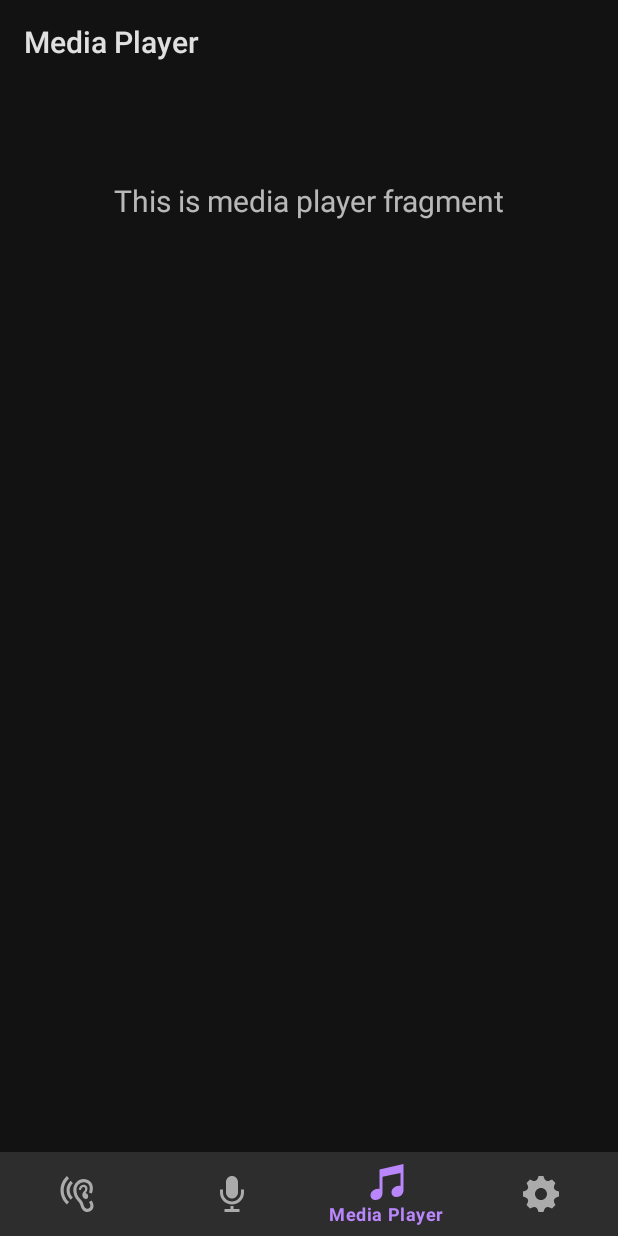
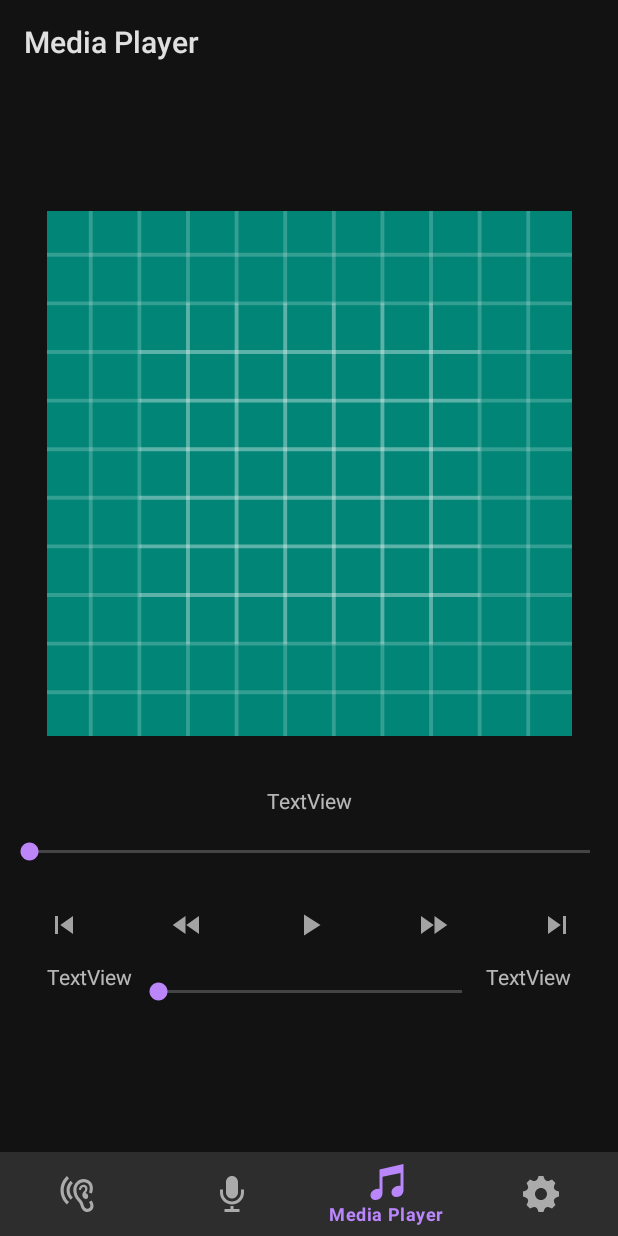
Before and after one commit to ECE493-Group5/adjustable-audio, an Android app: the screen it shows after launch (MainActivity), on a phone screen of 412 x 824 dp. Run offline under Robolectric (Android 15) with nearby library versions, the phone set to English and light mode, and no system bars; our stand-ins replace navigation-ui.

Commit message:
UI development for media player

```diff
--- a/app/src/main/java/com/ece493/group5/adjustableaudio/ui/media_player/MediaPlayerFragment.java
+++ b/app/src/main/java/com/ece493/group5/adjustableaudio/ui/media_player/MediaPlayerFragment.java
@@ -23,13 +23,13 @@ public class MediaPlayerFragment extends Fragment {
         mediaPlayerViewModel =
                 ViewModelProviders.of(this).get(MediaPlayerViewModel.class);
         View root = inflater.inflate(R.layout.fragment_media_player, container, false);
-        final TextView textView = root.findViewById(R.id.text_media_player);
-        mediaPlayerViewModel.getText().observe(this, new Observer<String>() {
-            @Override
-            public void onChanged(@Nullable String s) {
-                textView.setText(s);
-            }
-        });
+//        final TextView textView = root.findViewById(R.id.text_media_player);
+//        mediaPlayerViewModel.getText().observe(this, new Observer<String>() {
+//            @Override
+//            public void onChanged(@Nullable String s) {
+//                textView.setText(s);
+//            }
+//        });
         return root;
     }
 }
--- a/app/src/main/java/com/ece493/group5/adjustableaudio/ui/media_player/MediaPlayerViewModel.java
+++ b/app/src/main/java/com/ece493/group5/adjustableaudio/ui/media_player/MediaPlayerViewModel.java
@@ -10,7 +10,7 @@ public class MediaPlayerViewModel extends ViewModel {
 
     public MediaPlayerViewModel() {
         mText = new MutableLiveData<>();
-        mText.setValue("This is media player fragment");
+        mText.setValue("Media Player");
     }
 
     public LiveData<String> getText() {
--- /dev/null
+++ b/app/src/main/res/drawable/ic_fast_forward_grey_24dp.xml
@@ -0,0 +1,5 @@
+<vector android:height="24dp" android:tint="#A3A3A3"
+    android:viewportHeight="24.0" android:viewportWidth="24.0"
+    android:width="24dp" xmlns:android="http://schemas.android.com/apk/res/android">
+    <path android:fillColor="#FF000000" android:pathData="M4,18l8.5,-6L4,6v12zM13,6v12l8.5,-6L13,6z"/>
+</vector>
--- /dev/null
+++ b/app/src/main/res/drawable/ic_fast_rewind_grey_24dp.xml
@@ -0,0 +1,5 @@
+<vector android:height="24dp" android:tint="#A3A3A3"
+    android:viewportHeight="24.0" android:viewportWidth="24.0"
+    android:width="24dp" xmlns:android="http://schemas.android.com/apk/res/android">
+    <path android:fillColor="#FF000000" android:pathData="M11,18L11,6l-8.5,6 8.5,6zM11.5,12l8.5,6L20,6l-8.5,6z"/>
+</vector>
--- /dev/null
+++ b/app/src/main/res/drawable/ic_play_arrow_grey_24dp.xml
@@ -0,0 +1,5 @@
+<vector android:height="24dp" android:tint="#A3A3A3"
+    android:viewportHeight="24.0" android:viewportWidth="24.0"
+    android:width="24dp" xmlns:android="http://schemas.android.com/apk/res/android">
+    <path android:fillColor="#FF000000" android:pathData="M8,5v14l11,-7z"/>
+</vector>
--- /dev/null
+++ b/app/src/main/res/drawable/ic_skip_next_grey_24dp.xml
@@ -0,0 +1,5 @@
+<vector android:height="24dp" android:tint="#A3A3A3"
+    android:viewportHeight="24.0" android:viewportWidth="24.0"
+    android:width="24dp" xmlns:android="http://schemas.android.com/apk/res/android">
+    <path android:fillColor="#FF000000" android:pathData="M6,18l8.5,-6L6,6v12zM16,6v12h2V6h-2z"/>
+</vector>
--- /dev/null
+++ b/app/src/main/res/drawable/ic_skip_previous_grey_24dp.xml
@@ -0,0 +1,5 @@
+<vector android:height="24dp" android:tint="#A3A3A3"
+    android:viewportHeight="24.0" android:viewportWidth="24.0"
+    android:width="24dp" xmlns:android="http://schemas.android.com/apk/res/android">
+    <path android:fillColor="#FF000000" android:pathData="M6,6h2v12L6,18zM9.5,12l8.5,6L18,6z"/>
+</vector>
--- a/app/src/main/res/layout/activity_main.xml
+++ b/app/src/main/res/layout/activity_main.xml
@@ -1,6 +1,7 @@
 <?xml version="1.0" encoding="utf-8"?>
 <androidx.constraintlayout.widget.ConstraintLayout xmlns:android="http://schemas.android.com/apk/res/android"
     xmlns:app="http://schemas.android.com/apk/res-auto"
+    xmlns:tools="http://schemas.android.com/tools"
     android:id="@+id/container"
     android:layout_width="match_parent"
     android:layout_height="match_parent"
@@ -21,12 +22,14 @@
     <fragment
         android:id="@+id/nav_host_fragment"
         android:name="androidx.navigation.fragment.NavHostFragment"
-        android:layout_width="match_parent"
-        android:layout_height="match_parent"
+        android:layout_width="406dp"
+        android:layout_height="635dp"
         app:defaultNavHost="true"
         app:layout_constraintBottom_toTopOf="@id/nav_view"
+        app:layout_constraintEnd_toEndOf="parent"
         app:layout_constraintLeft_toLeftOf="parent"
         app:layout_constraintRight_toRightOf="parent"
+        app:layout_constraintStart_toStartOf="parent"
         app:layout_constraintTop_toTopOf="parent"
         app:navGraph="@navigation/mobile_navigation" />
 
--- a/app/src/main/res/layout/fragment_media_player.xml
+++ b/app/src/main/res/layout/fragment_media_player.xml
@@ -1,19 +1,134 @@
 <?xml version="1.0" encoding="utf-8"?>
 <androidx.constraintlayout.widget.ConstraintLayout xmlns:android="http://schemas.android.com/apk/res/android"
     xmlns:app="http://schemas.android.com/apk/res-auto"
+    xmlns:tools="http://schemas.android.com/tools"
     android:layout_width="match_parent"
     android:layout_height="match_parent">
 
+    <ImageView
+        android:id="@+id/albumArt"
+        android:layout_width="350dp"
+        android:layout_height="386dp"
+        app:layout_constraintBottom_toTopOf="@+id/mediaTime"
+        app:layout_constraintEnd_toEndOf="parent"
+        app:layout_constraintHorizontal_bias="0.5"
+        app:layout_constraintStart_toStartOf="parent"
+        app:layout_constraintTop_toTopOf="parent"
+        app:srcCompat="@drawable/ic_launcher_background" />
+
     <TextView
-        android:id="@+id/text_media_player"
+        android:id="@+id/mediaTime"
+        android:layout_width="wrap_content"
+        android:layout_height="wrap_content"
+        android:layout_marginTop="15dp"
+        android:text="TextView"
+        app:layout_constraintEnd_toEndOf="parent"
+        app:layout_constraintStart_toStartOf="parent"
+        app:layout_constraintTop_toBottomOf="@+id/albumArt" />
+
+    <SeekBar
+        android:id="@+id/progressTrack"
         android:layout_width="match_parent"
         android:layout_height="wrap_content"
-        android:layout_marginStart="8dp"
-        android:layout_marginTop="8dp"
-        android:layout_marginEnd="8dp"
-        android:textAlignment="center"
-        android:textSize="20sp"
+        android:layout_marginTop="15dp"
+        android:progressTint="#BD86F8"
+        android:thumbTint="#BD86F8"
         app:layout_constraintEnd_toEndOf="parent"
         app:layout_constraintStart_toStartOf="parent"
-        app:layout_constraintTop_toTopOf="parent" />
+        app:layout_constraintTop_toBottomOf="@+id/mediaTime"/>
+
+    <LinearLayout
+        android:id="@+id/playButtonToolBar"
+        android:layout_width="411dp"
+        android:layout_height="49dp"
+        android:layout_marginTop="15dp"
+        android:layout_marginLeft="20dp"
+        android:layout_marginRight="20dp"
+        android:orientation="horizontal"
+        app:layout_constraintEnd_toEndOf="parent"
+        app:layout_constraintStart_toStartOf="parent"
+        app:layout_constraintTop_toBottomOf="@+id/progressTrack">
+
+        <ImageButton
+            android:id="@+id/skipPrevButton"
+            android:layout_width="wrap_content"
+            android:layout_height="match_parent"
+            android:layout_weight="1"
+            android:background="@null"
+            app:srcCompat="@drawable/ic_skip_previous_grey_24dp" />
+
+        <ImageButton
+            android:id="@+id/fastRewindButton"
+            android:layout_width="wrap_content"
+            android:layout_height="match_parent"
+            android:layout_weight="1"
+            android:background="@null"
+            app:srcCompat="@drawable/ic_fast_rewind_grey_24dp" />
+
+        <ImageButton
+            android:id="@+id/playButton"
+            android:layout_width="wrap_content"
+            android:layout_height="match_parent"
+            android:layout_weight="1"
+            android:background="@null"
+            app:srcCompat="@drawable/ic_play_arrow_grey_24dp" />
+
+        <ImageButton
+            android:id="@+id/fastForwardButton"
+            android:layout_width="wrap_content"
+            android:layout_height="match_parent"
+            android:layout_weight="1"
+            android:background="@null"
+            app:srcCompat="@drawable/ic_fast_forward_grey_24dp" />
+
+        <ImageButton
+            android:id="@+id/skipForwardButton"
+            android:layout_width="wrap_content"
+            android:layout_height="match_parent"
+            android:layout_weight="1"
+            android:background="@null"
+            app:srcCompat="@drawable/ic_skip_next_grey_24dp" />
+
+    </LinearLayout>
+
+    <LinearLayout
+        android:paddingLeft="30dp"
+        android:paddingRight="30dp"
+        android:orientation="horizontal"
+        android:layout_width="411dp"
+        android:layout_height="40dp"
+        app:layout_constraintEnd_toEndOf="parent"
+        app:layout_constraintStart_toStartOf="parent"
+        app:layout_constraintTop_toBottomOf="@+id/playButtonToolBar">
+
+        <TextView
+            android:id="@+id/leftLabel"
+            android:layout_width="wrap_content"
+            android:layout_height="match_parent"
+            android:layout_weight="1"
+            android:text="TextView"
+            app:layout_constraintEnd_toEndOf="parent"
+            app:layout_constraintStart_toStartOf="parent"/>
+
+        <SeekBar
+            android:id="@+id/audioBalanceSeekBar"
+            android:layout_width="233dp"
+            android:layout_height="match_parent"
+            android:layout_weight="1"
+            android:progressTint="#BD86F8"
+            android:thumbTint="#BD86F8"
+            app:layout_constraintEnd_toEndOf="parent"
+            app:layout_constraintStart_toStartOf="parent" />
+
+        <TextView
+            android:id="@+id/rightLabel"
+            android:layout_width="wrap_content"
+            android:layout_height="match_parent"
+            android:layout_weight="1"
+            android:text="TextView"
+            app:layout_constraintEnd_toEndOf="parent"
+            app:layout_constraintStart_toStartOf="parent"/>
+
+    </LinearLayout>
+
 </androidx.constraintlayout.widget.ConstraintLayout>
```
